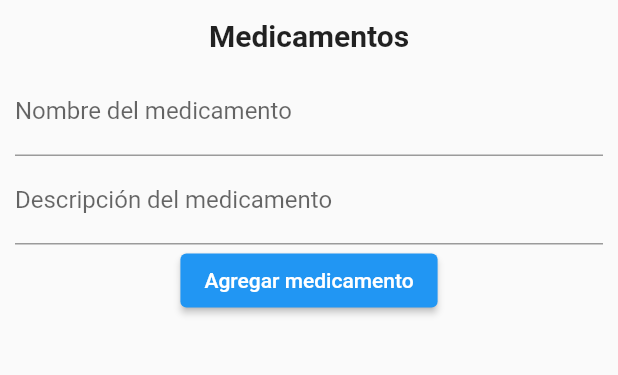
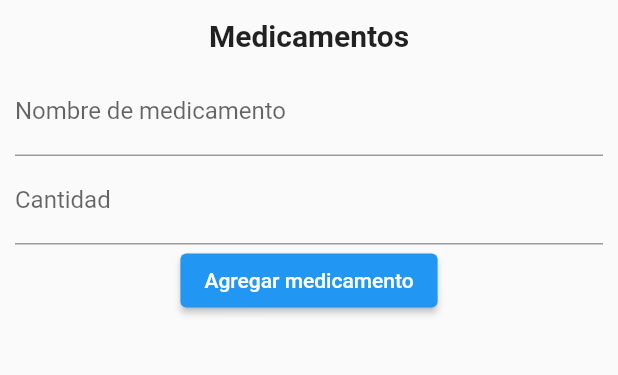
Before and after one commit to YESSENIAJUAREZHERNANDEZ/mediplan_proyecto, a Flutter app: the MainScreen screen opened directly, after a tap on "Medicamento", on a phone screen of 412 x 824 dp, the part 66-441 px from its top. Run offline on Flutter 3.47's test engine with Material 2 defaults, Android fonts, the phone set to English and light mode, and no system bars; our stand-ins replace firebase_auth, firebase_core, firebase_database, image_picker, percent_indicator, shared_preferences; accounts and stored records are empty.

Commit message:
cantidad

```diff
--- a/lib/screens/editarmedicamento.dart
+++ b/lib/screens/editarmedicamento.dart
@@ -89,7 +89,7 @@ void initState() {
       builder: (BuildContext context) {
         return AlertDialog(
           title: Text('Eliminar medicamento'),
-          content: Text('¿Seguro que quieres eliminar este medicamento?'),
+          content: Text('¿Seguro que quiere eliminar este medicamento?'),
           actions: [
             TextButton(
               onPressed: () {
@@ -225,13 +225,13 @@ void initState() {
                   TextField(
                     controller: nombreController,
                     decoration: InputDecoration(
-                      labelText: 'Nombre del medicamento',
+                      labelText: 'Nombre de medicamento',
                     ),
                   ),
                   TextField(
                     controller: descripcionController,
                     decoration: InputDecoration(
-                      labelText: 'Descripción del medicamento',
+                      labelText: 'Cantidad',
                     ),
                   ),
                   ElevatedButton(
```
